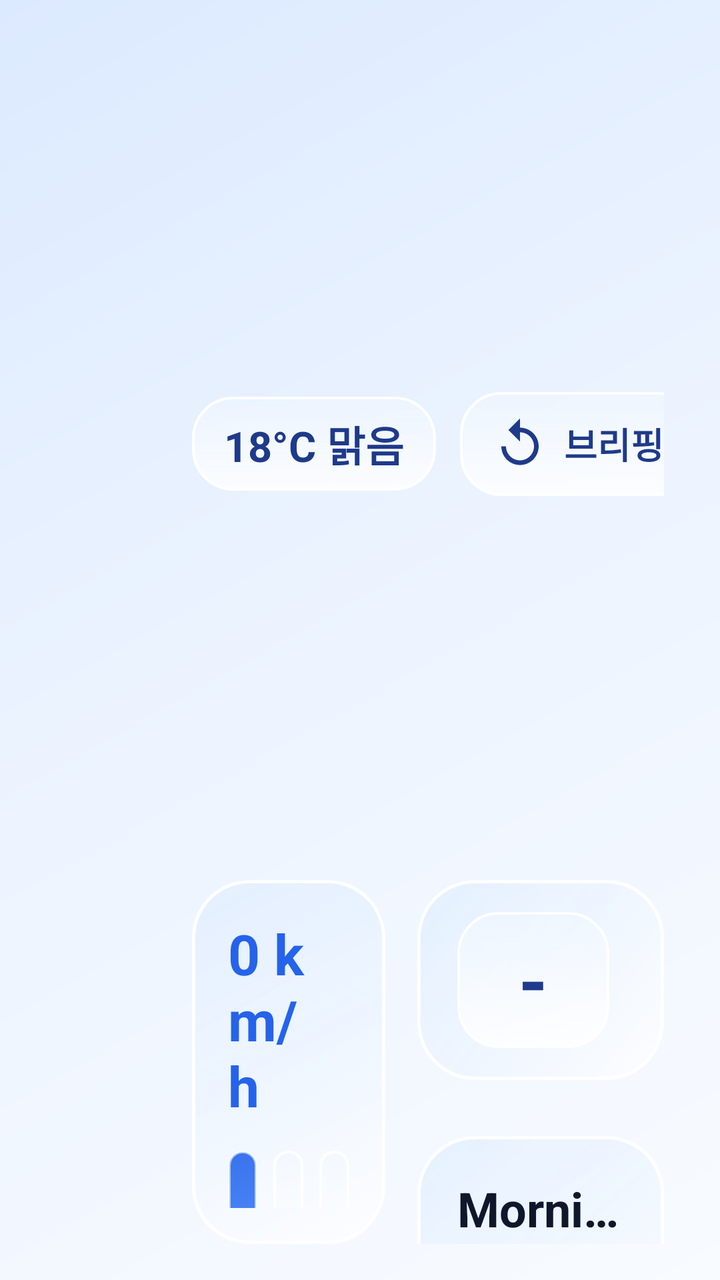
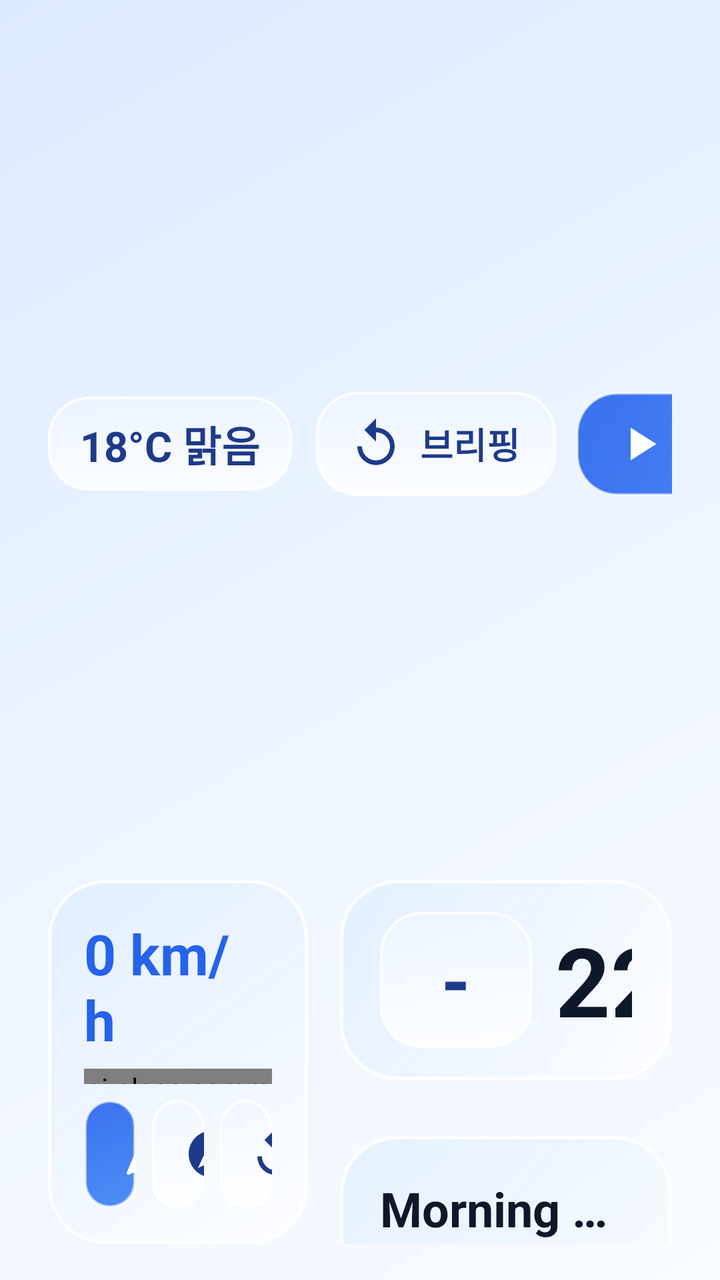

The first picture is an Android layout as it rendered before a commit; the second is the same layout after the commit. The layout source and the unified diff follow.
<!-- AndroidManifest.xml: application theme Theme.PleosCommuteCare -->
<!-- res/layout/activity_main.xml -->
<?xml version="1.0" encoding="utf-8"?>
<LinearLayout xmlns:android="http://schemas.android.com/apk/res/android"
    android:layout_width="match_parent"
    android:layout_height="match_parent"
    android:background="@drawable/bg_screen_blue_white"
    android:orientation="vertical"
    android:paddingStart="96dp"
    android:paddingTop="18dp"
    android:paddingEnd="28dp"
    android:paddingBottom="18dp">

    
    <LinearLayout
        android:layout_width="match_parent"
        android:layout_height="wrap_content"
        android:layout_marginBottom="14dp"
        android:gravity="center_vertical"
        android:orientation="horizontal">

        <LinearLayout
            android:layout_width="0dp"
            android:layout_height="wrap_content"
            android:layout_weight="1"
            android:gravity="center_vertical"
            android:orientation="horizontal">

            <TextView
                android:id="@+id/tvGreetingTitle"
                android:layout_width="wrap_content"
                android:layout_height="wrap_content"
                android:text="민석님 안녕하세요"
                android:textColor="#0F172A"
                android:textSize="32sp"
                android:textStyle="bold" />

            <TextView
                android:id="@+id/tvDrivingStatus"
                android:layout_width="wrap_content"
                android:layout_height="wrap_content"
                android:layout_marginStart="14dp"
                android:background="@drawable/bg_glass_apple_pill"
                android:paddingStart="14dp"
                android:paddingTop="6dp"
                android:paddingEnd="14dp"
                android:paddingBottom="6dp"
                android:text="정차 중"
                android:textColor="#1D4ED8"
                android:textSize="17sp"
                android:textStyle="bold"
                android:visibility="gone" />
        </LinearLayout>

        <TextView
            android:id="@+id/tvWeatherDetails"
            android:layout_width="wrap_content"
            android:layout_height="wrap_content"
            android:layout_marginEnd="12dp"
            android:background="@drawable/bg_glass_apple_pill"
            android:paddingStart="16dp"
            android:paddingTop="8dp"
            android:paddingEnd="16dp"
            android:paddingBottom="8dp"
            android:text="18°C 맑음"
            android:textColor="#1E3A8A"
            android:textSize="21sp"
            android:textStyle="bold" />

        <androidx.appcompat.widget.AppCompatButton
            android:id="@+id/btnRefreshAiBriefing"
            android:layout_width="wrap_content"
            android:layout_height="52dp"
            android:layout_marginEnd="10dp"
            android:background="@drawable/bg_glass_apple_pill"
            android:drawableStart="@drawable/ic_tesla_replay"
            android:drawablePadding="8dp"
            android:paddingStart="16dp"
            android:paddingEnd="18dp"
            android:text="브리핑"
            android:textAllCaps="false"
            android:textColor="#1E3A8A"
            android:textSize="18sp"
            android:textStyle="bold" />

        <androidx.appcompat.widget.AppCompatButton
            android:id="@+id/btnJudgeDemoTour"
            android:layout_width="wrap_content"
            android:layout_height="52dp"
            android:background="@drawable/bg_glass_apple_blue_pill"
            android:drawableStart="@drawable/ic_tesla_play"
            android:drawablePadding="8dp"
            android:paddingStart="18dp"
            android:paddingEnd="20dp"
            android:text="시연 투어"
            android:textAllCaps="false"
            android:textColor="#FFFFFF"
            android:textSize="18sp"
            android:textStyle="bold" />
    </LinearLayout>

    
    <LinearLayout
        android:layout_width="match_parent"
        android:layout_height="0dp"
        android:layout_weight="1"
        android:baselineAligned="false"
        android:orientation="horizontal">

        
        <LinearLayout
            android:layout_width="0dp"
            android:layout_height="match_parent"
            android:layout_marginEnd="16dp"
            android:layout_weight="44"
            android:background="@drawable/bg_glass_apple_pane"
            android:orientation="vertical"
            android:padding="18dp">

            <LinearLayout
                android:layout_width="match_parent"
                android:layout_height="wrap_content"
                android:gravity="center_vertical"
                android:orientation="horizontal">

                <TextView
                    android:id="@+id/tvSpeed"
                    android:layout_width="wrap_content"
                    android:layout_height="wrap_content"
                    android:layout_marginEnd="12dp"
                    android:text="0 km/h"
                    android:textColor="#2563EB"
                    android:textSize="28sp"
                    android:textStyle="bold" />

                <TextView
                    android:id="@+id/tvNaviStatus"
                    android:layout_width="0dp"
                    android:layout_height="wrap_content"
                    android:layout_weight="1"
                    android:ellipsize="end"
                    android:gravity="end"
                    android:maxLines="1"
                    android:text="자동 추론 대기"
                    android:textColor="#1E3A8A"
                    android:textSize="20sp"
                    android:textStyle="bold" />
            </LinearLayout>

            <ai.pleos.commutecare.presentation.TeslaVehicleCanvasView
                android:id="@+id/teslaVehicleView"
                android:layout_width="match_parent"
                android:layout_height="0dp"
                android:layout_marginTop="6dp"
                android:layout_marginBottom="8dp"
                android:layout_weight="1" />

            
            <LinearLayout
                android:layout_width="match_parent"
                android:layout_height="wrap_content"
                android:orientation="horizontal">

                <androidx.appcompat.widget.AppCompatButton
                    android:id="@+id/btnNaviSimWork"
                    android:layout_width="0dp"
                    android:layout_height="54dp"
                    android:layout_marginEnd="8dp"
                    android:layout_weight="1"
                    android:background="@drawable/bg_glass_apple_blue_pill"
                    android:drawableStart="@drawable/ic_tesla_nav"
                    android:drawableTint="#FFFFFF"
                    android:drawablePadding="6dp"
                    android:paddingStart="16dp"
                    android:paddingEnd="14dp"
                    android:text="출근"
                    android:textAllCaps="false"
                    android:textColor="#FFFFFF"
                    android:textSize="18sp"
                    android:textStyle="bold" />

                <androidx.appcompat.widget.AppCompatButton
                    android:id="@+id/btnNaviSimTravel"
                    android:layout_width="0dp"
                    android:layout_height="54dp"
                    android:layout_marginEnd="8dp"
                    android:layout_weight="1"
                    android:background="@drawable/bg_glass_apple_pill"
                    android:drawableStart="@drawable/ic_tesla_travel"
                    android:drawablePadding="6dp"
                    android:paddingStart="16dp"
                    android:paddingEnd="14dp"
                    android:text="여행"
                    android:textAllCaps="false"
                    android:textColor="#1E3A8A"
                    android:textSize="18sp"
                    android:textStyle="bold" />

                <androidx.appcompat.widget.AppCompatButton
                    android:id="@+id/btnNaviSimClear"
                    android:layout_width="0dp"
                    android:layout_height="54dp"
                    android:layout_weight="1"
                    android:background="@drawable/bg_glass_apple_pill"
                    android:drawableStart="@drawable/ic_tesla_replay"
                    android:drawablePadding="6dp"
                    android:paddingStart="14dp"
                    android:paddingEnd="12dp"
                    android:text="해제"
                    android:textAllCaps="false"
                    android:textColor="#1E3A8A"
                    android:textSize="18sp"
                    android:textStyle="bold" />
            </LinearLayout>
        </LinearLayout>

        
        <LinearLayout
            android:id="@+id/layoutDetailedDashboard"
            android:layout_width="0dp"
            android:layout_height="match_parent"
            android:layout_weight="56"
            android:orientation="vertical">

            
            <LinearLayout
                android:layout_width="match_parent"
                android:layout_height="wrap_content"
                android:layout_marginBottom="14dp"
                android:background="@drawable/bg_glass_apple_pane"
                android:gravity="center_vertical"
                android:orientation="horizontal"
                android:paddingStart="20dp"
                android:paddingTop="16dp"
                android:paddingEnd="20dp"
                android:paddingBottom="16dp">

                <androidx.appcompat.widget.AppCompatButton
                    android:id="@+id/btnTempDown"
                    android:layout_width="76dp"
                    android:layout_height="68dp"
                    android:background="@drawable/bg_glass_apple_pill"
                    android:text="-"
                    android:textColor="#1E3A8A"
                    android:textSize="36sp"
                    android:textStyle="bold" />

                <TextView
                    android:id="@+id/tvTargetTempDisplay"
                    android:layout_width="170dp"
                    android:layout_height="wrap_content"
                    android:gravity="center"
                    android:text="22.5°C"
                    android:textColor="#0F172A"
                    android:textSize="48sp"
                    android:textStyle="bold" />

                <androidx.appcompat.widget.AppCompatButton
                    android:id="@+id/btnTempUp"
                    android:layout_width="76dp"
                    android:layout_height="68dp"
                    android:background="@drawable/bg_glass_apple_pill"
                    android:text="+"
                    android:textColor="#1E3A8A"
                    android:textSize="36sp"
                    android:textStyle="bold" />

                <View
                    android:layout_width="0dp"
                    android:layout_height="1dp"
                    android:layout_weight="1" />

                <androidx.appcompat.widget.AppCompatButton
                    android:id="@+id/btnPrecondition"
                    android:layout_width="wrap_content"
                    android:layout_height="64dp"
                    android:background="@drawable/bg_glass_apple_blue_pill"
                    android:drawableStart="@drawable/ic_tesla_fan"
                    android:drawablePadding="10dp"
                    android:paddingStart="20dp"
                    android:paddingEnd="22dp"
                    android:text="공조"
                    android:textAllCaps="false"
                    android:textColor="#FFFFFF"
                    android:textSize="22sp"
                    android:textStyle="bold" />
            </LinearLayout>

            
            <LinearLayout
                android:layout_width="match_parent"
                android:layout_height="0dp"
                android:layout_marginBottom="14dp"
                android:layout_weight="1"
                android:background="@drawable/bg_glass_apple_pane"
                android:orientation="vertical"
                android:padding="20dp">

                <TextView
                    android:id="@+id/tvAiBriefing"
                    android:layout_width="match_parent"
                    android:layout_height="0dp"
                    android:layout_marginBottom="10dp"
                    android:layout_weight="1"
                    android:ellipsize="end"
                    android:gravity="center_vertical"
                    android:lineSpacingExtra="4dp"
                    android:maxLines="4"
                    android:text="실내 공조 및 주행 환경이 준비되었습니다."
                    android:textColor="#0F172A"
                    android:textSize="22sp" />

                
                <LinearLayout
                    android:id="@+id/layoutQuickReplyCard"
                    android:layout_width="match_parent"
                    android:layout_height="wrap_content"
                    android:layout_marginBottom="10dp"
                    android:background="@drawable/bg_glass_apple_pill"
                    android:orientation="vertical"
                    android:padding="12dp"
                    android:visibility="gone">

                    <TextView
                        android:id="@+id/tvQuickReplyQuestion"
                        android:layout_width="match_parent"
                        android:layout_height="wrap_content"
                        android:layout_marginBottom="8dp"
                        android:text="맞춤 케어를 시작할까요?"
                        android:textColor="#0F172A"
                        android:textSize="19sp"
                        android:textStyle="bold" />

                    <LinearLayout
                        android:layout_width="match_parent"
                        android:layout_height="wrap_content"
                        android:orientation="horizontal">

                        <androidx.appcompat.widget.AppCompatButton
                            android:id="@+id/btnQuickReplyYes"
                            android:layout_width="0dp"
                            android:layout_height="46dp"
                            android:layout_marginEnd="8dp"
                            android:layout_weight="1"
                            android:background="@drawable/bg_glass_apple_blue_pill"
                            android:text="확인"
                            android:textAllCaps="false"
                            android:textColor="#FFFFFF"
                            android:textSize="17sp"
                            android:textStyle="bold" />

                        <androidx.appcompat.widget.AppCompatButton
                            android:id="@+id/btnQuickReplyAlt"
                            android:layout_width="0dp"
                            android:layout_height="46dp"
                            android:layout_marginEnd="8dp"
                            android:layout_weight="1"
                            android:background="@drawable/bg_glass_apple_pill"
                            android:text="요약"
                            android:textAllCaps="false"
                            android:textColor="#1E3A8A"
                            android:textSize="17sp"
                            android:textStyle="bold"
                            android:visibility="gone" />

                        <androidx.appcompat.widget.AppCompatButton
                            android:id="@+id/btnQuickReplyNo"
                            android:layout_width="0dp"
                            android:layout_height="46dp"
                            android:layout_weight="1"
                            android:background="@drawable/bg_glass_apple_pill"
                            android:text="닫기"
                            android:textAllCaps="false"
                            android:textColor="#1E3A8A"
                            android:textSize="17sp"
                            android:textStyle="bold" />
                    </LinearLayout>
                </LinearLayout>

                
                <LinearLayout
                    android:layout_width="match_parent"
                    android:layout_height="wrap_content"
                    android:orientation="horizontal">

                    <androidx.appcompat.widget.AppCompatButton
                        android:id="@+id/btnVoiceMic"
                        android:layout_width="0dp"
                        android:layout_height="54dp"
                        android:layout_marginEnd="8dp"
                        android:layout_weight="1.4"
                        android:background="@drawable/bg_glass_apple_blue_pill"
                        android:drawableStart="@drawable/ic_tesla_mic"
                        android:drawablePadding="8dp"
                        android:paddingStart="18dp"
                        android:paddingEnd="16dp"
                        android:text="음성"
                        android:textAllCaps="false"
                        android:textColor="#FFFFFF"
                        android:textSize="19sp"
                        android:textStyle="bold" />

                    <androidx.appcompat.widget.AppCompatButton
                        android:id="@+id/btnVoiceReplay"
                        android:layout_width="0dp"
                        android:layout_height="54dp"
                        android:layout_marginEnd="8dp"
                        android:layout_weight="1"
                        android:background="@drawable/bg_glass_apple_pill"
                        android:drawableStart="@drawable/ic_tesla_replay"
                        android:drawablePadding="6dp"
                        android:paddingStart="14dp"
                        android:paddingEnd="12dp"
                        android:text="재생"
                        android:textAllCaps="false"
                        android:textColor="#1E3A8A"
                        android:textSize="18sp"
                        android:textStyle="bold" />

                    <androidx.appcompat.widget.AppCompatButton
                        android:id="@+id/btnVoiceStop"
                        android:layout_width="0dp"
                        android:layout_height="54dp"
                        android:layout_weight="1"
                        android:background="@drawable/bg_glass_apple_pill"
                        android:drawableStart="@drawable/ic_tesla_stop"
                        android:drawablePadding="6dp"
                        android:paddingStart="14dp"
                        android:paddingEnd="12dp"
                        android:text="정지"
                        android:textAllCaps="false"
                        android:textColor="#1E3A8A"
                        android:textSize="18sp"
                        android:textStyle="bold" />
                </LinearLayout>
            </LinearLayout>

            
            <LinearLayout
                android:layout_width="match_parent"
                android:layout_height="wrap_content"
                android:background="@drawable/bg_glass_apple_pane"
                android:orientation="vertical"
                android:padding="20dp">

                <TextView
                    android:id="@+id/tvAudioInfo"
                    android:layout_width="match_parent"
                    android:layout_height="wrap_content"
                    android:layout_marginBottom="12dp"
                    android:ellipsize="end"
                    android:maxLines="1"
                    android:text="Morning Commute · EQ"
                    android:textColor="#0F172A"
                    android:textSize="24sp"
                    android:textStyle="bold" />

                <LinearLayout
                    android:layout_width="match_parent"
                    android:layout_height="wrap_content"
                    android:orientation="horizontal">

                    <androidx.appcompat.widget.AppCompatButton
                        android:id="@+id/btnPlayMusic"
                        android:layout_width="0dp"
                        android:layout_height="56dp"
                        android:layout_marginEnd="8dp"
                        android:layout_weight="1"
                        android:background="@drawable/bg_glass_apple_blue_pill"
                        android:drawableStart="@drawable/ic_tesla_play"
                        android:drawablePadding="8dp"
                        android:paddingStart="18dp"
                        android:paddingEnd="14dp"
                        android:text="음악"
                        android:textAllCaps="false"
                        android:textColor="#FFFFFF"
                        android:textSize="19sp"
                        android:textStyle="bold" />

                    <androidx.appcompat.widget.AppCompatButton
                        android:id="@+id/btnTriggerTravelMode"
                        android:layout_width="0dp"
                        android:layout_height="56dp"
                        android:layout_marginEnd="8dp"
                        android:layout_weight="1"
                        android:background="@drawable/bg_glass_apple_pill"
                        android:drawableStart="@drawable/ic_tesla_travel"
                        android:drawablePadding="8dp"
                        android:paddingStart="16dp"
                        android:paddingEnd="14dp"
                        android:text="여행"
                        android:textAllCaps="false"
                        android:textColor="#1E3A8A"
                        android:textSize="19sp"
                        android:textStyle="bold" />

                    <androidx.appcompat.widget.AppCompatButton
                        android:id="@+id/btnConfirmCommute"
                        android:layout_width="0dp"
                        android:layout_height="56dp"
                        android:layout_weight="1"
                        android:background="@drawable/bg_glass_apple_pill"
                        android:drawableStart="@drawable/ic_tesla_nav"
                        android:drawablePadding="8dp"
                        android:paddingStart="16dp"
                        android:paddingEnd="14dp"
                        android:text="출근"
                        android:textAllCaps="false"
                        android:textColor="#1E3A8A"
                        android:textSize="19sp"
                        android:textStyle="bold" />
                </LinearLayout>
            </LinearLayout>
        </LinearLayout>
    </LinearLayout>

    
    <LinearLayout
        android:id="@+id/layoutDiagnostics"
        android:layout_width="match_parent"
        android:layout_height="wrap_content"
        android:orientation="vertical"
        android:visibility="gone">

        <LinearLayout
            android:id="@+id/cardModeTile"
            android:layout_width="wrap_content"
            android:layout_height="wrap_content"
            android:orientation="vertical" />

        <LinearLayout
            android:id="@+id/cardBriefingTile"
            android:layout_width="wrap_content"
            android:layout_height="wrap_content"
            android:orientation="vertical" />

        <LinearLayout
            android:id="@+id/cardAudioTile"
            android:layout_width="wrap_content"
            android:layout_height="wrap_content"
            android:orientation="vertical" />

        <TextView
            android:id="@+id/tvStatusBadge"
            android:layout_width="wrap_content"
            android:layout_height="wrap_content" />

        <TextView
            android:id="@+id/tvLocationGps"
            android:layout_width="wrap_content"
            android:layout_height="wrap_content" />

        <TextView
            android:id="@+id/tvCommutePrompt"
            android:layout_width="wrap_content"
            android:layout_height="wrap_content" />

        <TextView
            android:id="@+id/tvTravelBanner"
            android:layout_width="wrap_content"
            android:layout_height="wrap_content" />

        <TextView
            android:id="@+id/tvAcousticBasis"
            android:layout_width="wrap_content"
            android:layout_height="wrap_content" />

        <TextView
            android:id="@+id/tvLightingInfo"
            android:layout_width="wrap_content"
            android:layout_height="wrap_content" />

        <TextView
            android:id="@+id/tvLightingBasis"
            android:layout_width="wrap_content"
            android:layout_height="wrap_content" />

        <TextView
            android:id="@+id/tvNewsTitle"
            android:layout_width="wrap_content"
            android:layout_height="wrap_content" />

        <TextView
            android:id="@+id/tvNewsSummary"
            android:layout_width="wrap_content"
            android:layout_height="wrap_content" />

        <Button
            android:id="@+id/btnNewsAccept"
            android:layout_width="wrap_content"
            android:layout_height="wrap_content" />

        <Button
            android:id="@+id/btnNewsDecline"
            android:layout_width="wrap_content"
            android:layout_height="wrap_content" />

        <TextView
            android:id="@+id/tvVoiceStatus"
            android:layout_width="wrap_content"
            android:layout_height="wrap_content" />

        <TextView
            android:id="@+id/tvLogConsole"
            android:layout_width="wrap_content"
            android:layout_height="wrap_content" />
    </LinearLayout>

</LinearLayout>
<!-- resources referenced by this layout -->
<resources>
  <!-- drawable bg_glass_apple_blue_pill (drawable) -->
  <?xml version="1.0" encoding="utf-8"?>
  <shape xmlns:android="http://schemas.android.com/apk/res/android"
      android:shape="rectangle">
      <gradient
          android:angle="135"
          android:startColor="#E63B82F6"
          android:endColor="#E62563EB" />
      <corners android:radius="20dp" />
      <stroke
          android:width="1.2dp"
          android:color="#99FFFFFF" />
  </shape>
  <!-- drawable bg_glass_apple_pane (drawable) -->
  <?xml version="1.0" encoding="utf-8"?>
  <shape xmlns:android="http://schemas.android.com/apk/res/android"
      android:shape="rectangle">
      <gradient
          android:angle="135"
          android:startColor="#B8FFFFFF"
          android:centerColor="#8CEBF4FF"
          android:endColor="#99DCEBFF" />
      <corners android:radius="28dp" />
      <stroke
          android:width="1.5dp"
          android:color="#EAFFFFFF" />
  </shape>
  <!-- drawable bg_glass_apple_pill (drawable) -->
  <?xml version="1.0" encoding="utf-8"?>
  <shape xmlns:android="http://schemas.android.com/apk/res/android"
      android:shape="rectangle">
      <gradient
          android:angle="90"
          android:startColor="#CCFFFFFF"
          android:endColor="#88F0F7FF" />
      <corners android:radius="20dp" />
      <stroke
          android:width="1.2dp"
          android:color="#F2FFFFFF" />
  </shape>
  <!-- drawable bg_screen_blue_white (drawable) -->
  <?xml version="1.0" encoding="utf-8"?>
  <shape xmlns:android="http://schemas.android.com/apk/res/android"
      android:shape="rectangle">
      <gradient
          android:angle="135"
          android:startColor="#F8FBFF"
          android:centerColor="#EDF4FF"
          android:endColor="#DCEAFF" />
  </shape>
  <!-- drawable ic_tesla_nav (drawable) -->
  <vector xmlns:android="http://schemas.android.com/apk/res/android"
      android:width="28dp"
      android:height="28dp"
      android:viewportWidth="24"
      android:viewportHeight="24">
      <path
          android:fillColor="#FF1E3A8A"
          android:pathData="M12,2L4.5,20.29l0.71,0.71L12,18l6.79,3 0.71,-0.71z" />
  </vector>
  <!-- drawable ic_tesla_play (drawable) -->
  <vector xmlns:android="http://schemas.android.com/apk/res/android"
      android:width="28dp"
      android:height="28dp"
      android:viewportWidth="24"
      android:viewportHeight="24">
      <path
          android:fillColor="#FFFFFFFF"
          android:pathData="M8,5v14l11,-7z" />
  </vector>
  <!-- drawable ic_tesla_replay (drawable) -->
  <vector xmlns:android="http://schemas.android.com/apk/res/android"
      android:width="28dp"
      android:height="28dp"
      android:viewportWidth="24"
      android:viewportHeight="24">
      <path
          android:fillColor="#FF1E3A8A"
          android:pathData="M12,5V1L7,6l5,5V7c3.31,0 6,2.69 6,6s-2.69,6 -6,6 -6,-2.69 -6,-6H4c0,4.42 3.58,8 8,8s8,-3.58 8,-8 -3.58,-8 -8,-8z" />
  </vector>
  <!-- drawable ic_tesla_stop (drawable) -->
  <vector xmlns:android="http://schemas.android.com/apk/res/android"
      android:width="28dp"
      android:height="28dp"
      android:viewportWidth="24"
      android:viewportHeight="24">
      <path
          android:fillColor="#FF1E3A8A"
          android:pathData="M6,6h12v12H6z" />
  </vector>
  <!-- drawable ic_tesla_travel (drawable) -->
  <vector xmlns:android="http://schemas.android.com/apk/res/android"
      android:width="28dp"
      android:height="28dp"
      android:viewportWidth="24"
      android:viewportHeight="24">
      <path
          android:fillColor="#FF1E3A8A"
          android:pathData="M12,2C6.48,2 2,6.48 2,12s4.48,10 10,10 10,-4.48 10,-10S17.52,2 12,2zM14.19,14.19L6,18l3.81,-8.19L18,6l-3.81,8.19z" />
  </vector>
  <!-- unchanged entries left out for length: 3 -->
</resources>

<!-- the commit's change to res/layout/activity_main.xml (unified diff, before → after) -->
@@ -4,9 +4,9 @@
     android:layout_height="match_parent"
     android:background="@drawable/bg_screen_blue_white"
     android:orientation="vertical"
-    android:paddingStart="96dp"
+    android:paddingStart="24dp"
     android:paddingTop="18dp"
-    android:paddingEnd="28dp"
+    android:paddingEnd="24dp"
     android:paddingBottom="18dp">
 
     
